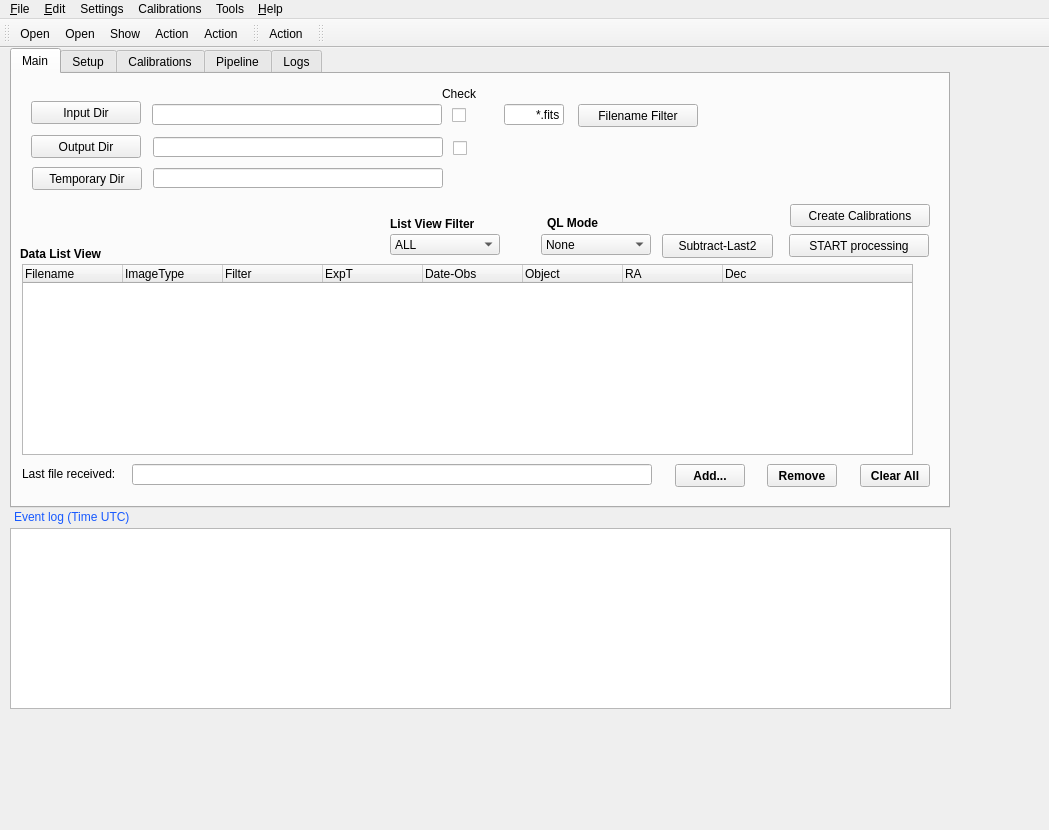
ppmim/PAPI, file QL4/panicQL.ui: the form before one commit.
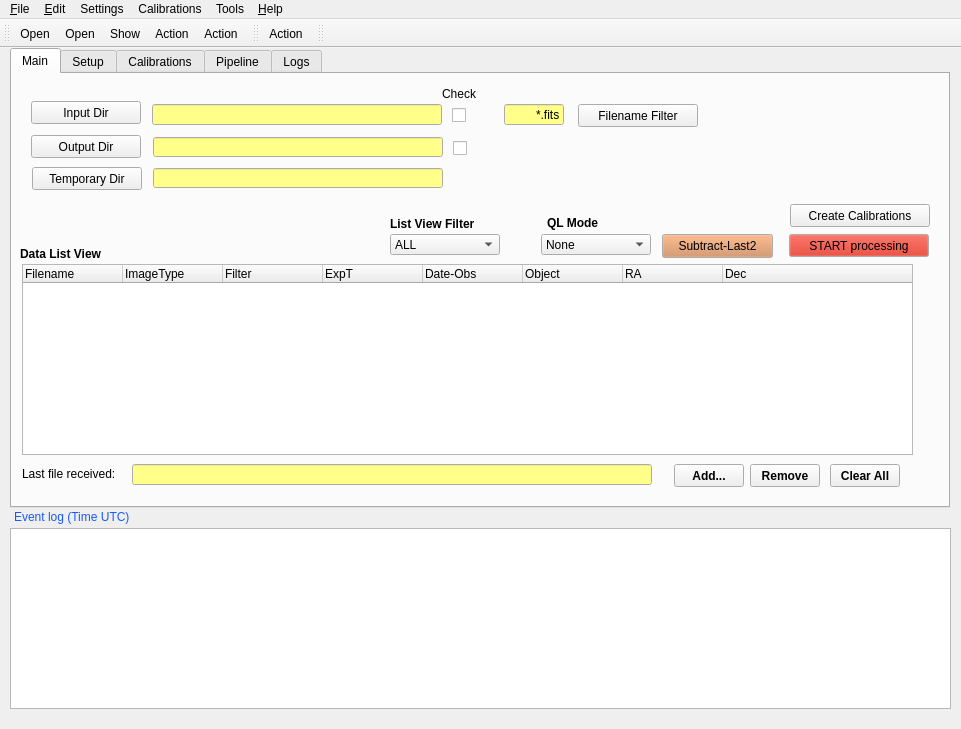
The form after the commit. The open tabs and pages were chosen to show the change. Icons and pictures are not drawn.

Diff of the .ui file:
```diff
--- a/QL4/panicQL.ui
+++ b/QL4/panicQL.ui
@@ -6,8 +6,8 @@
    <rect>
     <x>0</x>
     <y>0</y>
-    <width>1049</width>
-    <height>830</height>
+    <width>961</width>
+    <height>729</height>
    </rect>
   </property>
   <property name="windowTitle">
@@ -100,7 +100,7 @@
      <widget class="QPushButton" name="pushButton_remove">
       <property name="geometry">
        <rect>
-        <x>755</x>
+        <x>738</x>
         <y>390</y>
         <width>70</width>
         <height>23</height>
@@ -122,7 +122,7 @@
      <widget class="QPushButton" name="pushButton_add">
       <property name="geometry">
        <rect>
-        <x>663</x>
+        <x>662</x>
         <y>390</y>
         <width>70</width>
         <height>23</height>
@@ -160,7 +160,7 @@
      <widget class="QPushButton" name="pushButton_clear">
       <property name="geometry">
        <rect>
-        <x>848</x>
+        <x>818</x>
         <y>390</y>
         <width>70</width>
         <height>23</height>
@@ -204,6 +204,43 @@
         <height>21</height>
        </rect>
       </property>
+      <property name="palette">
+       <palette>
+        <active>
+         <colorrole role="Base">
+          <brush brushstyle="SolidPattern">
+           <color alpha="255">
+            <red>255</red>
+            <green>255</green>
+            <blue>137</blue>
+           </color>
+          </brush>
+         </colorrole>
+        </active>
+        <inactive>
+         <colorrole role="Base">
+          <brush brushstyle="SolidPattern">
+           <color alpha="255">
+            <red>255</red>
+            <green>255</green>
+            <blue>137</blue>
+           </color>
+          </brush>
+         </colorrole>
+        </inactive>
+        <disabled>
+         <colorrole role="Base">
+          <brush brushstyle="SolidPattern">
+           <color alpha="255">
+            <red>244</red>
+            <green>244</green>
+            <blue>244</blue>
+           </color>
+          </brush>
+         </colorrole>
+        </disabled>
+       </palette>
+      </property>
       <property name="readOnly">
        <bool>true</bool>
       </property>
@@ -233,6 +270,43 @@
         <height>20</height>
        </rect>
       </property>
+      <property name="palette">
+       <palette>
+        <active>
+         <colorrole role="Base">
+          <brush brushstyle="SolidPattern">
+           <color alpha="255">
+            <red>255</red>
+            <green>255</green>
+            <blue>137</blue>
+           </color>
+          </brush>
+         </colorrole>
+        </active>
+        <inactive>
+         <colorrole role="Base">
+          <brush brushstyle="SolidPattern">
+           <color alpha="255">
+            <red>255</red>
+            <green>255</green>
+            <blue>137</blue>
+           </color>
+          </brush>
+         </colorrole>
+        </inactive>
+        <disabled>
+         <colorrole role="Base">
+          <brush brushstyle="SolidPattern">
+           <color alpha="255">
+            <red>244</red>
+            <green>244</green>
+            <blue>244</blue>
+           </color>
+          </brush>
+         </colorrole>
+        </disabled>
+       </palette>
+      </property>
       <property name="toolTip">
        <string>Generated files location</string>
       </property>
@@ -249,6 +323,43 @@
         <height>20</height>
        </rect>
       </property>
+      <property name="palette">
+       <palette>
+        <active>
+         <colorrole role="Base">
+          <brush brushstyle="SolidPattern">
+           <color alpha="255">
+            <red>255</red>
+            <green>255</green>
+            <blue>137</blue>
+           </color>
+          </brush>
+         </colorrole>
+        </active>
+        <inactive>
+         <colorrole role="Base">
+          <brush brushstyle="SolidPattern">
+           <color alpha="255">
+            <red>255</red>
+            <green>255</green>
+            <blue>137</blue>
+           </color>
+          </brush>
+         </colorrole>
+        </inactive>
+        <disabled>
+         <colorrole role="Base">
+          <brush brushstyle="SolidPattern">
+           <color alpha="255">
+            <red>244</red>
+            <green>244</green>
+            <blue>244</blue>
+           </color>
+          </brush>
+         </colorrole>
+        </disabled>
+       </palette>
+      </property>
       <property name="toolTip">
        <string>Temporal files location</string>
       </property>
@@ -485,6 +596,43 @@
         <height>23</height>
        </rect>
       </property>
+      <property name="palette">
+       <palette>
+        <active>
+         <colorrole role="Button">
+          <brush brushstyle="SolidPattern">
+           <color alpha="255">
+            <red>207</red>
+            <green>33</green>
+            <blue>17</blue>
+           </color>
+          </brush>
+         </colorrole>
+        </active>
+        <inactive>
+         <colorrole role="Button">
+          <brush brushstyle="SolidPattern">
+           <color alpha="255">
+            <red>207</red>
+            <green>33</green>
+            <blue>17</blue>
+           </color>
+          </brush>
+         </colorrole>
+        </inactive>
+        <disabled>
+         <colorrole role="Button">
+          <brush brushstyle="SolidPattern">
+           <color alpha="255">
+            <red>207</red>
+            <green>33</green>
+            <blue>17</blue>
+           </color>
+          </brush>
+         </colorrole>
+        </disabled>
+       </palette>
+      </property>
       <property name="text">
        <string>START processing</string>
       </property>
@@ -498,6 +646,43 @@
         <height>24</height>
        </rect>
       </property>
+      <property name="palette">
+       <palette>
+        <active>
+         <colorrole role="Button">
+          <brush brushstyle="SolidPattern">
+           <color alpha="255">
+            <red>207</red>
+            <green>136</green>
+            <blue>86</blue>
+           </color>
+          </brush>
+         </colorrole>
+        </active>
+        <inactive>
+         <colorrole role="Button">
+          <brush brushstyle="SolidPattern">
+           <color alpha="255">
+            <red>207</red>
+            <green>136</green>
+            <blue>86</blue>
+           </color>
+          </brush>
+         </colorrole>
+        </inactive>
+        <disabled>
+         <colorrole role="Button">
+          <brush brushstyle="SolidPattern">
+           <color alpha="255">
+            <red>207</red>
+            <green>136</green>
+            <blue>86</blue>
+           </color>
+          </brush>
+         </colorrole>
+        </disabled>
+       </palette>
+      </property>
       <property name="text">
        <string>Subtract-Last2</string>
       </property>
@@ -511,6 +696,43 @@
         <height>21</height>
        </rect>
       </property>
+      <property name="palette">
+       <palette>
+        <active>
+         <colorrole role="Base">
+          <brush brushstyle="SolidPattern">
+           <color alpha="255">
+            <red>255</red>
+            <green>255</green>
+            <blue>137</blue>
+           </color>
+          </brush>
+         </colorrole>
+        </active>
+        <inactive>
+         <colorrole role="Base">
+          <brush brushstyle="SolidPattern">
+           <color alpha="255">
+            <red>255</red>
+            <green>255</green>
+            <blue>137</blue>
+           </color>
+          </brush>
+         </colorrole>
+        </inactive>
+        <disabled>
+         <colorrole role="Base">
+          <brush brushstyle="SolidPattern">
+           <color alpha="255">
+            <red>244</red>
+            <green>244</green>
+            <blue>244</blue>
+           </color>
+          </brush>
+         </colorrole>
+        </disabled>
+       </palette>
+      </property>
       <property name="toolTip">
        <string>Received files location</string>
       </property>
@@ -527,6 +749,43 @@
         <height>21</height>
        </rect>
       </property>
+      <property name="palette">
+       <palette>
+        <active>
+         <colorrole role="Base">
+          <brush brushstyle="SolidPattern">
+           <color alpha="255">
+            <red>255</red>
+            <green>255</green>
+            <blue>137</blue>
+           </color>
+          </brush>
+         </colorrole>
+        </active>
+        <inactive>
+         <colorrole role="Base">
+          <brush brushstyle="SolidPattern">
+           <color alpha="255">
+            <red>255</red>
+            <green>255</green>
+            <blue>137</blue>
+           </color>
+          </brush>
+         </colorrole>
+        </inactive>
+        <disabled>
+         <colorrole role="Base">
+          <brush brushstyle="SolidPattern">
+           <color alpha="255">
+            <red>244</red>
+            <green>244</green>
+            <blue>244</blue>
+           </color>
+          </brush>
+         </colorrole>
+        </disabled>
+       </palette>
+      </property>
       <property name="text">
        <string>*.fits</string>
       </property>
@@ -1799,7 +2058,7 @@
     <rect>
      <x>0</x>
      <y>0</y>
-     <width>1049</width>
+     <width>961</width>
      <height>20</height>
     </rect>
    </property>
```
Left out of the diff: 196 changed lines with no effect on the pictures.
